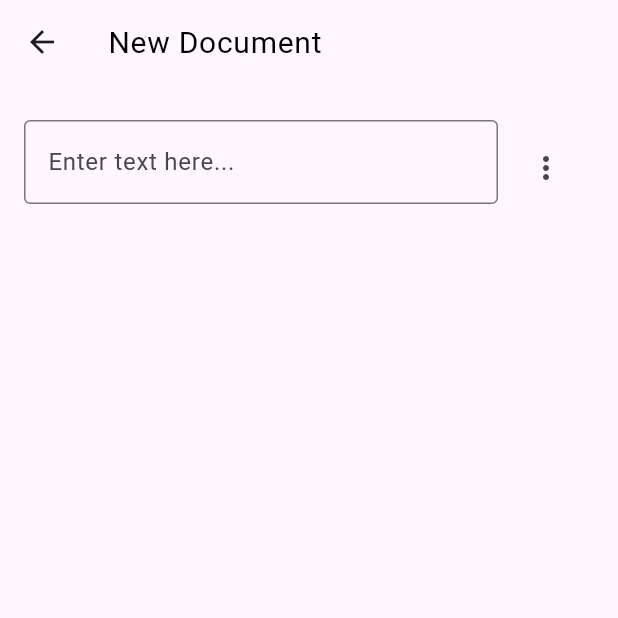
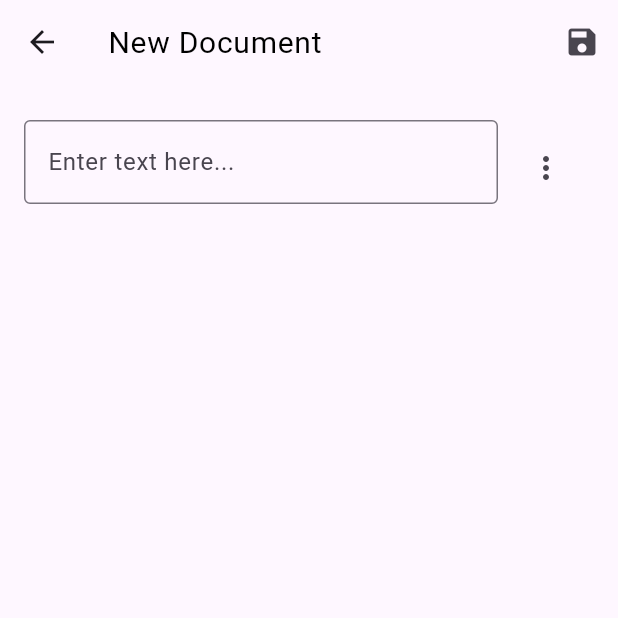
Before and after one commit to marccodesstuff/Trestle, a Flutter app: the DocumentEditorPage screen opened directly, after a tap on the "text format" icon, on a phone screen of 412 x 824 dp, the top half of it. Run offline on Flutter 3.47's test engine with Material 3 defaults, Android fonts, the light colour scheme and no system bars.

Commit message:
Added save button...again

```diff
--- a/lib/screens/document_editing.dart
+++ b/lib/screens/document_editing.dart
@@ -79,6 +79,11 @@ class _DocumentEditorPageState extends State<DocumentEditorPage> {
     });
   }
 
+  void _saveDocument() {
+    // Implement your save logic here
+    print('Document saved');
+  }
+
   @override
   Widget build(BuildContext context) {
     return Scaffold(
@@ -97,6 +102,12 @@ class _DocumentEditorPageState extends State<DocumentEditorPage> {
           ),
           style: const TextStyle(color: Colors.black, fontSize: 20),
         ),
+        actions: [
+          IconButton(
+            icon: const Icon(Icons.save),
+            onPressed: _saveDocument,
+          ),
+        ],
       ),
       body: ReorderableListView(
         padding: const EdgeInsets.all(16.0),
```
